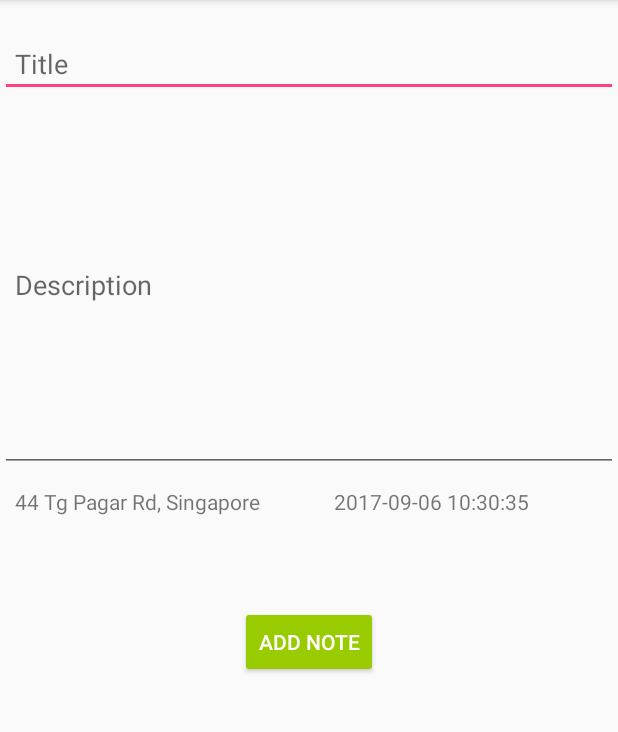
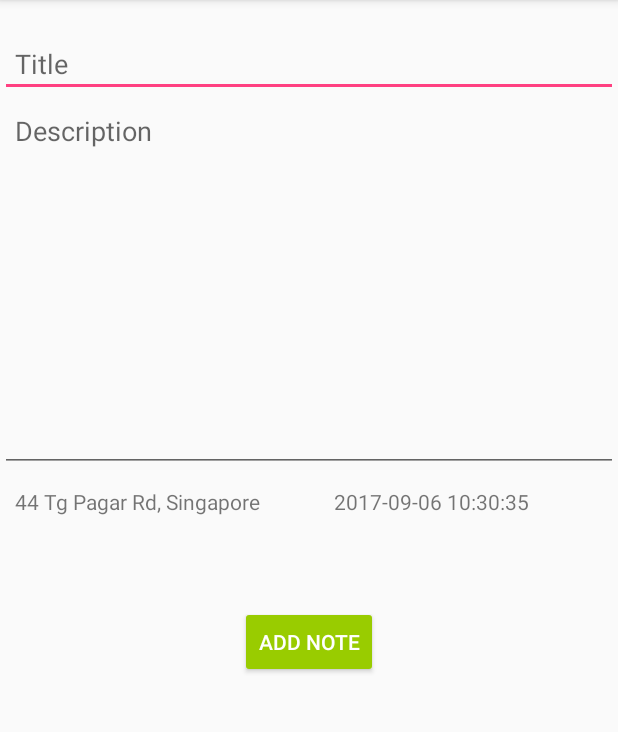
Before and after one commit to nasreekar/landmark-notes, an Android app: the AddNoteActivity screen opened directly, with no data from a screen before it, on a phone screen of 412 x 824 dp, the part 84-816 px from its top. Run offline under Robolectric (Android 15) with nearby library versions, the phone set to English and light mode, and no system bars; our stand-ins replace Firebase (no records; nobody signed in at launch, a user with empty details on screens opened directly).

Commit message:
corrected string text and edit text cursor position

```diff
--- a/app/src/main/res/layout/activity_add_note.xml
+++ b/app/src/main/res/layout/activity_add_note.xml
@@ -23,7 +23,8 @@
         android:layout_width="match_parent"
         android:layout_height="250dp"
         android:hint="@string/etDescription"
-        android:padding="10dp"/>
+        android:padding="10dp"
+        android:gravity="top"/>
 
     <LinearLayout
         android:layout_width="match_parent"
@@ -44,7 +45,7 @@
             android:layout_width="wrap_content"
             android:layout_weight="0.5"
             android:layout_height="wrap_content"
-            android:hint="@string/tvDate" />
+            android:hint="@string/tvDateText" />
 
     </LinearLayout>
 
--- a/app/src/main/res/values/strings.xml
+++ b/app/src/main/res/values/strings.xml
@@ -6,7 +6,7 @@
     <string name="etTitle">Title</string>
     <string name="etDescription">Description</string>
     <string name="tvLocation">Location</string>
-    <string name="tvDate">Date</string>
+    <string name="tvDateText">Date</string>
 
     <string name="btnLogout">Log Out</string>
     <string name="btnAddNote">Add Note</string>
```
